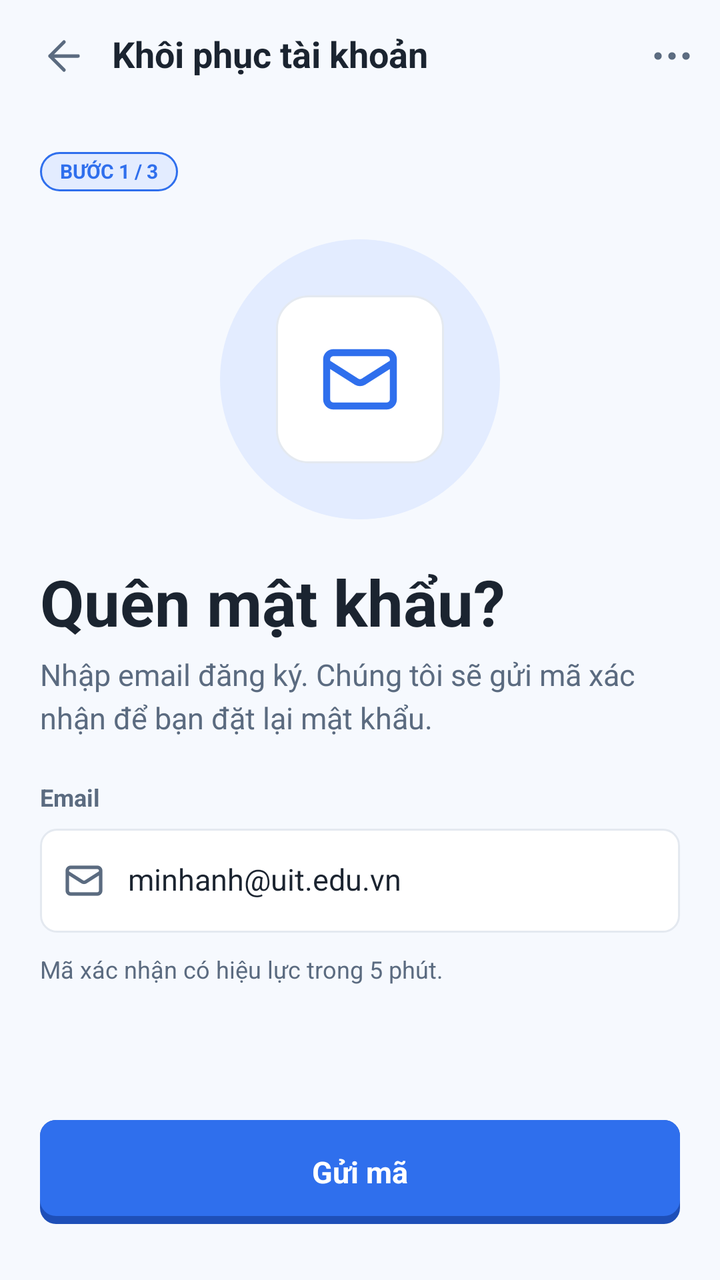
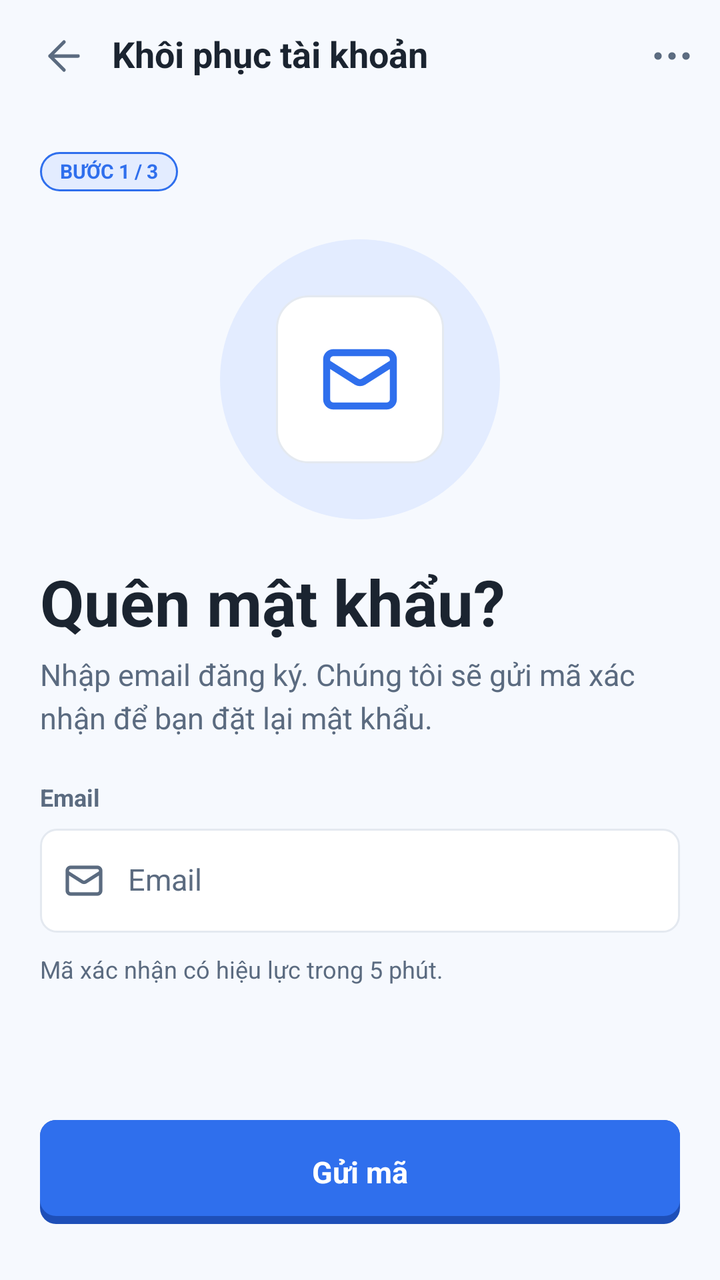

The first picture is an Android layout as it rendered before a commit; the second is the same layout after the commit. The layout source and the unified diff follow.
<!-- AndroidManifest.xml: application theme Theme.NT118_Project -->
<!-- res/layout/fragment_forgot_email.xml -->
<?xml version="1.0" encoding="utf-8"?>
<androidx.constraintlayout.widget.ConstraintLayout
    xmlns:android="http://schemas.android.com/apk/res/android"
    xmlns:app="http://schemas.android.com/apk/res-auto"
    android:layout_width="match_parent"
    android:layout_height="match_parent"
    android:background="@color/app_bg">
    <androidx.constraintlayout.widget.Guideline
        android:id="@+id/guideStart"
        android:layout_width="wrap_content"
        android:layout_height="wrap_content"
        android:orientation="vertical"
        app:layout_constraintGuide_percent="@dimen/guide_start" />
    <androidx.constraintlayout.widget.Guideline
        android:id="@+id/guideEnd"
        android:layout_width="wrap_content"
        android:layout_height="wrap_content"
        android:orientation="vertical"
        app:layout_constraintGuide_percent="@dimen/guide_end" />
    <LinearLayout
        android:layout_width="0dp"
        android:layout_height="0dp"
        android:id="@+id/screenColumn"
        app:layout_constraintStart_toStartOf="@id/guideStart"
        app:layout_constraintEnd_toEndOf="@id/guideEnd"
        app:layout_constraintTop_toTopOf="parent"
        android:orientation="vertical"
        app:layout_constraintBottom_toBottomOf="parent">
        <LinearLayout
            android:layout_height="56dp"
            android:layout_width="match_parent"
            android:orientation="horizontal"
            android:gravity="center_vertical">
            <ImageButton
                android:layout_marginStart="8dp"
                style="@style/IconButton"
                android:src="@drawable/ic_arrow_left"
                android:tint="@color/app_text_secondary"
                android:id="@+id/btnBack"
                android:tag="back"
                android:contentDescription="@string/register_13" />
            <TextView
                android:layout_width="0dp"
                android:layout_weight="1"
                android:paddingStart="0dp"
                android:minHeight="48dp"
                android:gravity="center_vertical"
                android:layout_height="wrap_content"
                style="@style/Text.Title"
                android:text="@string/forgot_email_07" />
            <ImageButton
                style="@style/IconButton"
                android:src="@drawable/ic_ellipsis"
                android:tint="@color/app_text_secondary"
                android:contentDescription="@string/register_12" />
        </LinearLayout>
        <androidx.core.widget.NestedScrollView
            android:layout_width="match_parent"
            android:layout_height="0dp"
            android:layout_weight="1"
            android:fillViewport="true">
            <LinearLayout
                android:paddingStart="20dp"
                android:paddingTop="16dp"
                android:paddingEnd="20dp"
                android:paddingBottom="28dp"
                android:layout_width="match_parent"
                android:layout_height="wrap_content"
                android:orientation="vertical">
                <TextView
                    style="@style/Badge"
                    android:text="@string/forgot_email_01"
                    android:layout_marginTop="4dp"
                    android:layout_width="wrap_content"
                    android:layout_height="wrap_content" />
                <FrameLayout
                    android:layout_width="140dp"
                    android:layout_height="140dp"
                    android:layout_gravity="center"
                    android:layout_marginTop="24dp">
                    <View
                        android:layout_width="140dp"
                        android:layout_height="140dp"
                        android:layout_gravity="center"
                        android:background="@drawable/bg_circle_soft" />
                    <FrameLayout
                        android:layout_width="84dp"
                        android:layout_height="84dp"
                        android:layout_gravity="center"
                        android:background="@drawable/bg_card_big">
                        <ImageView
                            android:layout_gravity="center"
                            android:layout_width="40dp"
                            android:layout_height="40dp"
                            android:src="@drawable/ic_mail"
                            android:tint="@color/app_primary"
                            android:importantForAccessibility="no" />
                    </FrameLayout>
                </FrameLayout>
                <TextView
                    android:layout_marginTop="24dp"
                    android:layout_width="match_parent"
                    android:layout_height="wrap_content"
                    style="@style/Text.Heading"
                    android:text="@string/forgot_email_02" />
                <TextView
                    android:layout_marginTop="8dp"
                    android:textColor="@color/app_text_secondary"
                    android:layout_width="match_parent"
                    android:layout_height="wrap_content"
                    style="@style/Text.Body"
                    android:text="@string/forgot_email_03" />
                <TextView
                    android:layout_marginTop="24dp"
                    android:layout_width="match_parent"
                    android:layout_height="wrap_content"
                    style="@style/Text.Label"
                    android:text="@string/register_06" />
                <LinearLayout
                    style="@style/Field"
                    android:layout_marginTop="8dp">
                    <ImageView
                        android:layout_width="20dp"
                        android:layout_height="20dp"
                        android:src="@drawable/ic_mail"
                        android:tint="@color/app_text_secondary"
                        android:importantForAccessibility="no" />
                    <EditText
                        style="@style/Field.Input"
                        android:hint="@string/register_06"
                        android:inputType="textEmailAddress"
                        android:text="@string/forgot_email_04"
                        android:id="@+id/edtEmail" />
                </LinearLayout>
                <TextView
                    android:layout_marginTop="12dp"
                    android:layout_width="match_parent"
                    android:layout_height="wrap_content"
                    style="@style/Text.Caption"
                    android:text="@string/forgot_email_05" />
                <Space
                    android:layout_width="match_parent"
                    android:layout_height="0dp"
                    android:layout_weight="1" />
                <TextView
                    android:layout_marginTop="24dp"
                    style="@style/Button.Primary"
                    android:text="@string/forgot_email_06"
                    android:tag="nav:forgot_otp" />
            </LinearLayout>
        </androidx.core.widget.NestedScrollView>
    </LinearLayout>
</androidx.constraintlayout.widget.ConstraintLayout>
<!-- resources referenced by this layout -->
<resources>
  <color name="app_bg">#F6F9FE</color>
  <color name="app_primary">#2F6FED</color>
  <color name="app_text_secondary">#5B6B80</color>
  <item name="guide_end" format="float" type="dimen">1.0</item>
  <item name="guide_start" format="float" type="dimen">0.0</item>
  <!-- drawable bg_card_big (drawable) -->
  <?xml version="1.0" encoding="utf-8"?>
  <shape xmlns:android="http://schemas.android.com/apk/res/android" android:shape="rectangle">
      <solid android:color="@color/app_surface" />
      <stroke android:width="1dp" android:color="@color/app_border" />
      <corners android:radius="16dp" />
  </shape>
  <!-- drawable bg_circle_soft (drawable) -->
  <?xml version="1.0" encoding="utf-8"?>
  <shape xmlns:android="http://schemas.android.com/apk/res/android" android:shape="oval">
      <solid android:color="@color/app_primary_soft" />
  </shape>
  <string name="forgot_email_01">BƯỚC 1 / 3</string>
  <string name="forgot_email_02">Quên mật khẩu?</string>
  <string name="forgot_email_03">Nhập email đăng ký. Chúng tôi sẽ gửi mã xác nhận để bạn đặt lại mật khẩu.</string>
  <string name="forgot_email_04">minhanh@uit.edu.vn</string>
  <string name="forgot_email_05">Mã xác nhận có hiệu lực trong 5 phút.</string>
  <string name="forgot_email_06">Gửi mã</string>
  <string name="forgot_email_07">Khôi phục tài khoản</string>
  <string name="register_06">Email</string>
  <string name="register_12">Thêm tùy chọn</string>
  <string name="register_13">Quay lại</string>
  <style name="Button.Primary">
          <item name="android:background">@drawable/bg_button_primary</item>
          <item name="android:textColor">@android:color/white</item>
      </style>
  <style name="IconButton" parent="">
          <item name="android:layout_width">@dimen/icon_button</item>
          <item name="android:layout_height">@dimen/icon_button</item>
          <item name="android:scaleType">center</item>
          <item name="android:background">?attr/selectableItemBackgroundBorderless</item>
          <item name="android:tint">@color/app_text_secondary</item>
      </style>
  <style name="Text.Body">
          <item name="android:textSize">15sp</item>
          <item name="android:lineSpacingExtra">4sp</item>
      </style>
  <style name="Text.Caption">
          <item name="android:textSize">12sp</item>
          <item name="android:textColor">@color/app_text_secondary</item>
      </style>
  <style name="Text.Heading">
          <item name="android:textSize">32sp</item>
          <item name="android:textStyle">bold</item>
      </style>
  <style name="Text.Label">
          <item name="android:textSize">12sp</item>
          <item name="android:textStyle">bold</item>
          <item name="android:textColor">@color/app_text_secondary</item>
      </style>
  <style name="Text.Title">
          <item name="android:textSize">18sp</item>
          <item name="android:textStyle">bold</item>
      </style>
  <style name="Theme.NT118_Project" parent="Base.Theme.NT118_Project" />
  <color name="app_surface">#FFFFFF</color>
  <color name="app_border">#E4E9F0</color>
  <color name="app_primary_soft">#E3ECFF</color>
  <!-- drawable bg_badge (drawable) -->
  <?xml version="1.0" encoding="utf-8"?>
  <shape xmlns:android="http://schemas.android.com/apk/res/android" android:shape="rectangle">
      <solid android:color="@color/app_primary_soft" />
      <stroke android:width="1dp" android:color="@color/app_primary" />
      <corners android:radius="999dp" />
  </shape>
  <dimen name="field_height">52dp</dimen>
  <!-- drawable bg_field (drawable) -->
  <?xml version="1.0" encoding="utf-8"?>
  <shape xmlns:android="http://schemas.android.com/apk/res/android" android:shape="rectangle">
      <solid android:color="@color/app_surface" />
      <stroke android:width="1dp" android:color="@color/app_border" />
      <corners android:radius="8dp" />
  </shape>
  <dimen name="icon_button">48dp</dimen>
  <color name="app_primary_dark">#1E4FB8</color>
  <!-- unchanged entries left out for length: 8 -->
</resources>

<!-- the commit's change to res/layout/fragment_forgot_email.xml (unified diff, before → after) -->
@@ -129,7 +129,6 @@
                         style="@style/Field.Input"
                         android:hint="@string/register_06"
                         android:inputType="textEmailAddress"
-                        android:text="@string/forgot_email_04"
                         android:id="@+id/edtEmail" />
                 </LinearLayout>
                 <TextView
@@ -143,10 +142,10 @@
                     android:layout_height="0dp"
                     android:layout_weight="1" />
                 <TextView
+                    android:id="@+id/btnSend"
                     android:layout_marginTop="24dp"
                     style="@style/Button.Primary"
-                    android:text="@string/forgot_email_06"
-                    android:tag="nav:forgot_otp" />
+                    android:text="@string/forgot_email_06" />
             </LinearLayout>
         </androidx.core.widget.NestedScrollView>
     </LinearLayout>
<!-- resource entries referenced after the edit -->
@@ -20,7 +20,6 @@
   <string name="forgot_email_01">BƯỚC 1 / 3</string>
   <string name="forgot_email_02">Quên mật khẩu?</string>
   <string name="forgot_email_03">Nhập email đăng ký. Chúng tôi sẽ gửi mã xác nhận để bạn đặt lại mật khẩu.</string>
-  <string name="forgot_email_04">minhanh@uit.edu.vn</string>
   <string name="forgot_email_05">Mã xác nhận có hiệu lực trong 5 phút.</string>
   <string name="forgot_email_06">Gửi mã</string>
   <string name="forgot_email_07">Khôi phục tài khoản</string>
